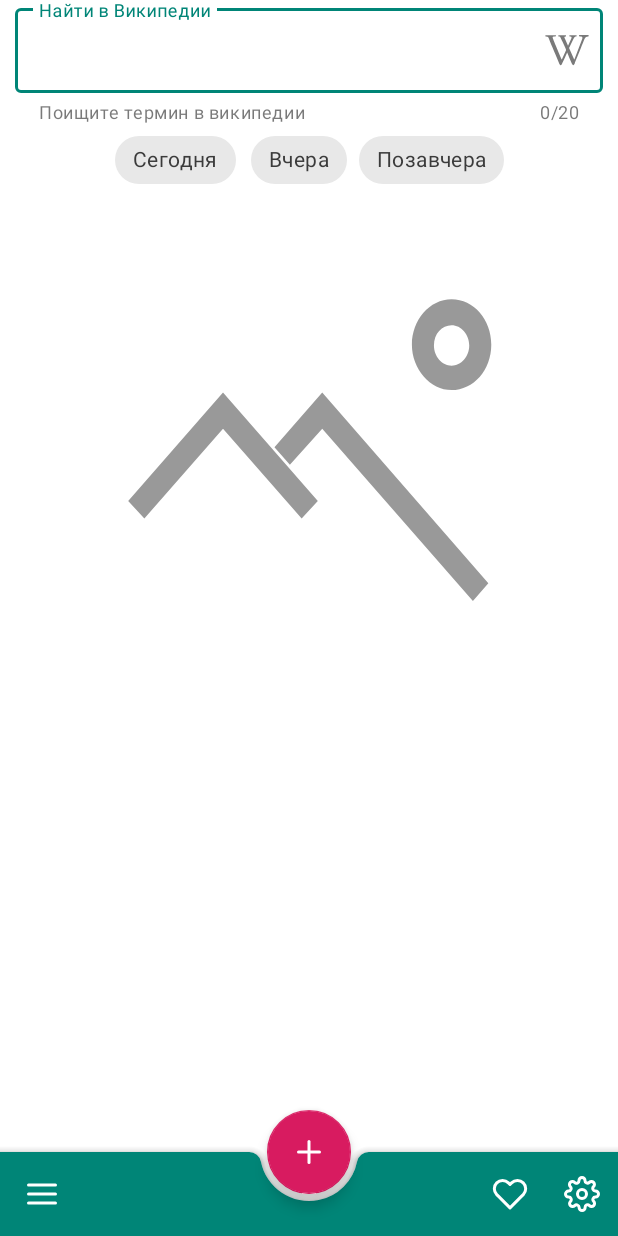
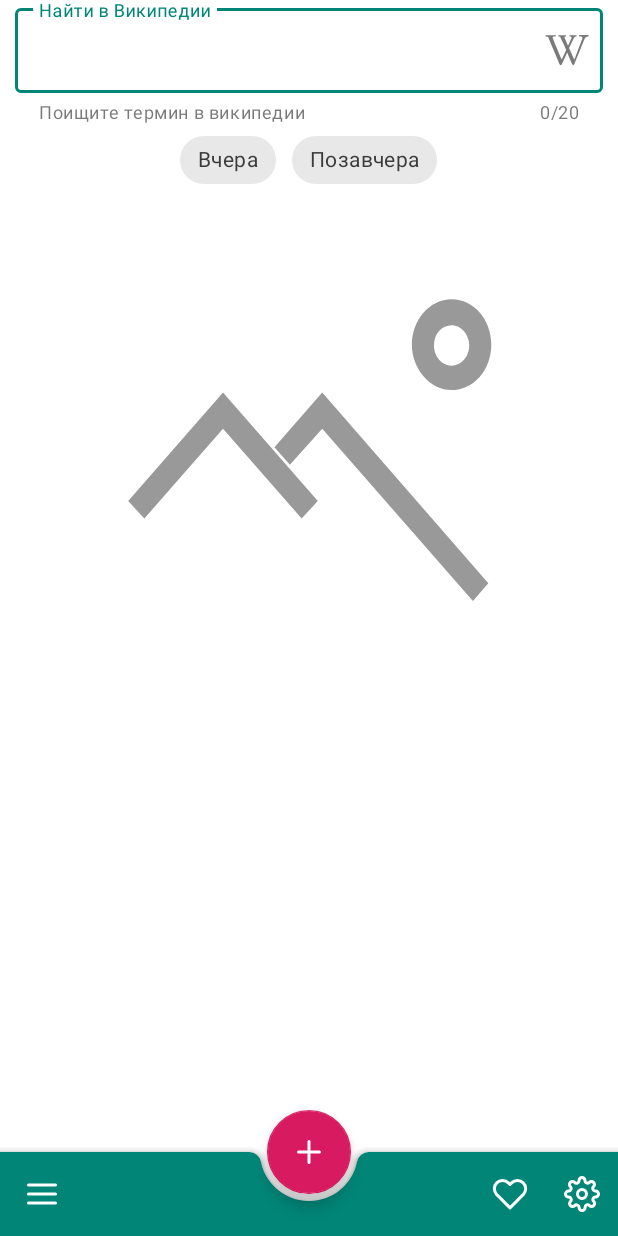
Before and after one commit to S1aks/PicOfTheDay, an Android app: the screen it shows after launch (MainActivity), on a phone screen of 412 x 824 dp. Run offline under Robolectric (Android 15) with nearby library versions, the phone set to English and light mode, and no system bars; pictures from the network do not load.

Commit message:
Homework 05

```diff
--- a/app/src/main/java/ru/s1aks/picoftheday/ui/main/MainFragment.kt
+++ b/app/src/main/java/ru/s1aks/picoftheday/ui/main/MainFragment.kt
@@ -5,11 +5,16 @@ import android.net.Uri
 import android.os.Build
 import android.os.Bundle
 import android.view.*
+import android.widget.ImageView
 import android.widget.Toast
 import androidx.annotation.RequiresApi
 import androidx.constraintlayout.widget.ConstraintLayout
 import androidx.core.content.ContextCompat
 import androidx.fragment.app.Fragment
+import androidx.transition.ChangeBounds
+import androidx.transition.ChangeImageTransform
+import androidx.transition.TransitionManager
+import androidx.transition.TransitionSet
 import coil.load
 import com.google.android.material.bottomappbar.BottomAppBar
 import com.google.android.material.bottomsheet.BottomSheetBehavior
@@ -30,7 +35,7 @@ class MainFragment : Fragment() {
         parametersOf(PODRetrofitImpl())
     }
     private lateinit var bottomSheetBehavior: BottomSheetBehavior<ConstraintLayout>
-
+    private var isExpanded = false
 
     override fun onCreateView(
         inflater: LayoutInflater, container: ViewGroup?,
@@ -49,7 +54,7 @@ class MainFragment : Fragment() {
     @RequiresApi(Build.VERSION_CODES.O)
     override fun onViewCreated(view: View, savedInstanceState: Bundle?): Unit = with(binding) {
         super.onViewCreated(view, savedInstanceState)
-        setBottomSheetBehavior(binding.bottomSheetContainer.root)
+        setBottomSheetBehavior(bottomSheetContainer.root)
         bottomSheetBehavior.addBottomSheetCallback(object :
             BottomSheetBehavior.BottomSheetCallback() {
             override fun onStateChanged(bottomSheet: View, newState: Int) {
@@ -69,16 +74,51 @@ class MainFragment : Fragment() {
         }
         setBottomAppBar(view)
         viewModel.liveData.observe(viewLifecycleOwner, { renderData(it) })
-        viewModel.getData(0)
         chipToday.setOnClickListener {
             viewModel.getData(0)
+            chipTransform(it)
         }
         chipYesterday.setOnClickListener {
             viewModel.getData(1)
+            chipTransform(it)
         }
         chipDayBeforeYesterday.setOnClickListener {
             viewModel.getData(2)
+            chipTransform(it)
         }
+        chipToday.performClick()
+        imageView.setOnClickListener {
+            isExpanded = !isExpanded
+            TransitionManager.beginDelayedTransition(
+                root, TransitionSet()
+                    .addTransition(ChangeBounds())
+                    .addTransition(ChangeImageTransform())
+            )
+            bottomSheetContainer.bottomSheetContainer.visibility = View.GONE
+            if (isExpanded) {
+                inputLayout.visibility = View.GONE
+                chipsLayout.visibility = View.GONE
+                main.layoutParams.height = ViewGroup.LayoutParams.MATCH_PARENT
+                imageView.layoutParams.height = ViewGroup.LayoutParams.MATCH_PARENT
+                imageView.scaleType = ImageView.ScaleType.CENTER_CROP
+            } else {
+                inputLayout.visibility = View.VISIBLE
+                chipsLayout.visibility = View.VISIBLE
+                main.layoutParams.height = ViewGroup.LayoutParams.WRAP_CONTENT
+                imageView.layoutParams.height = ViewGroup.LayoutParams.WRAP_CONTENT
+                imageView.scaleType = ImageView.ScaleType.FIT_CENTER
+            }
+
+        }
+
+    }
+
+    private fun chipTransform(view: View) = with(binding) {
+        TransitionManager.beginDelayedTransition(root)
+        chipToday.visibility = View.VISIBLE
+        chipYesterday.visibility = View.VISIBLE
+        chipDayBeforeYesterday.visibility = View.VISIBLE
+        view.visibility = View.GONE
     }
 
     override fun onCreateOptionsMenu(menu: Menu, inflater: MenuInflater) {
@@ -90,12 +130,9 @@ class MainFragment : Fragment() {
         when (item.itemId) {
             R.id.app_bar_fav -> toast("Favourite")
             R.id.app_bar_settings -> {
-                activity?.supportFragmentManager?.let { it
-                    .beginTransaction()
-                    .replace(R.id.container, SettingsFragment.newInstance())
-                    .addToBackStack("")
-                    .commit()
-                }
+                activity?.supportFragmentManager?.beginTransaction()
+                    ?.replace(R.id.container, SettingsFragment.newInstance())?.addToBackStack("")
+                    ?.commit()
             }
             android.R.id.home -> {
                 activity?.let {
--- a/app/src/main/res/layout/main_fragment.xml
+++ b/app/src/main/res/layout/main_fragment.xml
@@ -4,14 +4,10 @@
     android:layout_width="match_parent"
     android:layout_height="match_parent">
 
-    <androidx.core.widget.NestedScrollView
-        android:layout_width="match_parent"
-        android:layout_height="match_parent">
-
         <androidx.constraintlayout.widget.ConstraintLayout
             android:id="@+id/main"
             android:layout_width="match_parent"
-            android:layout_height="match_parent"
+            android:layout_height="wrap_content"
             android:paddingStart="10dp"
             android:paddingEnd="10dp">
 
@@ -27,7 +23,7 @@
                 app:endIconDrawable="@drawable/ic_wikipedia"
                 app:endIconMode="custom"
                 app:helperText="@string/wiki_helper_text"
-                app:layout_constraintBottom_toTopOf="@+id/chip_today"
+                app:layout_constraintBottom_toTopOf="@+id/chips_layout"
                 app:layout_constraintEnd_toEndOf="parent"
                 app:layout_constraintStart_toStartOf="parent"
                 app:layout_constraintTop_toTopOf="parent">
@@ -40,47 +36,43 @@
 
             </com.google.android.material.textfield.TextInputLayout>
 
-            <androidx.constraintlayout.widget.Group
-                android:id="@+id/chips"
-                android:layout_width="wrap_content"
+            <LinearLayout
+                android:id="@+id/chips_layout"
+                android:layout_width="match_parent"
                 android:layout_height="wrap_content"
-                app:constraint_referenced_ids="chip_today, chip_yesterday, chip_day_before_yesterday" />
+                android:gravity="center"
+                android:orientation="horizontal"
+                app:layout_constraintBottom_toTopOf="@id/image_view"
+                app:layout_constraintTop_toBottomOf="@id/input_layout">
 
                 <com.google.android.material.chip.Chip
                     android:id="@+id/chip_today"
                     style="@style/Widget.MaterialComponents.Chip.Action"
                     android:layout_width="wrap_content"
                     android:layout_height="wrap_content"
-                android:text="@string/chip_text_today"
-                app:layout_constraintHorizontal_chainStyle="packed"
-                app:layout_constraintBottom_toTopOf="@id/image_view"
-                app:layout_constraintEnd_toStartOf="@id/chip_yesterday"
-                app:layout_constraintStart_toStartOf="parent"
-                app:layout_constraintTop_toBottomOf="@id/input_layout" />
+                    android:layout_marginStart="@dimen/chip_margin"
+                    android:layout_marginEnd="@dimen/chip_margin"
+                    android:text="@string/chip_text_today" />
 
                 <com.google.android.material.chip.Chip
                     android:id="@+id/chip_yesterday"
                     style="@style/Widget.MaterialComponents.Chip.Action"
                     android:layout_width="wrap_content"
                     android:layout_height="wrap_content"
-                android:text="@string/chip_text_yesterday"
-                android:layout_marginStart="@dimen/center_chip_margin"
-                android:layout_marginEnd="@dimen/chip_center_margin"
-                app:layout_constraintBottom_toBottomOf="@id/chip_today"
-                app:layout_constraintEnd_toStartOf="@id/chip_day_before_yesterday"
-                app:layout_constraintStart_toEndOf="@id/chip_today"
-                app:layout_constraintTop_toTopOf="@id/chip_today" />
+                    android:layout_marginStart="@dimen/chip_margin"
+                    android:layout_marginEnd="@dimen/chip_margin"
+                    android:text="@string/chip_text_yesterday" />
 
                 <com.google.android.material.chip.Chip
                     android:id="@+id/chip_day_before_yesterday"
                     style="@style/Widget.MaterialComponents.Chip.Action"
                     android:layout_width="wrap_content"
                     android:layout_height="wrap_content"
-                android:text="@string/chip_text_day_before_yesterday"
-                app:layout_constraintBottom_toBottomOf="@id/chip_today"
-                app:layout_constraintEnd_toEndOf="parent"
-                app:layout_constraintStart_toEndOf="@id/chip_yesterday"
-                app:layout_constraintTop_toTopOf="@id/chip_today" />
+                    android:layout_marginStart="@dimen/chip_margin"
+                    android:layout_marginEnd="@dimen/chip_margin"
+                    android:text="@string/chip_text_day_before_yesterday" />
+
+            </LinearLayout>
 
             <ru.s1aks.picoftheday.utils.EquilateralImageView
                 android:id="@+id/image_view"
@@ -92,12 +84,12 @@
                 app:layout_constraintBottom_toBottomOf="parent"
                 app:layout_constraintEnd_toEndOf="parent"
                 app:layout_constraintStart_toStartOf="parent"
-                app:layout_constraintTop_toBottomOf="@id/chip_today"
+                app:layout_constraintTop_toBottomOf="@id/chips_layout"
                 app:srcCompat="@drawable/ic_no_photo_vector" />
 
         </androidx.constraintlayout.widget.ConstraintLayout>
 
-    </androidx.core.widget.NestedScrollView>
+
 
     <include
         android:id="@+id/bottom_sheet_container"
@@ -109,17 +101,17 @@
         android:layout_height="wrap_content"
         android:layout_gravity="bottom"
         android:backgroundTint="?attr/colorPrimary"
-        app:menu="@menu/menu_bottom_bar"
         app:fabAlignmentMode="center"
         app:hideOnScroll="true"
         app:layout_scrollFlags="scroll|enterAlways"
+        app:menu="@menu/menu_bottom_bar"
         app:navigationIcon="@drawable/ic_hamburger_menu_bottom_bar" />
 
     <com.google.android.material.floatingactionbutton.FloatingActionButton
         android:id="@+id/fab"
-        android:backgroundTint="?attr/colorAccent"
         android:layout_width="wrap_content"
         android:layout_height="wrap_content"
+        android:backgroundTint="?attr/colorAccent"
 
         android:contentDescription="@string/fab_content_description"
         app:layout_anchor="@id/bottom_app_bar"
--- a/app/src/main/res/values/dimens.xml
+++ b/app/src/main/res/values/dimens.xml
@@ -1,4 +1,4 @@
 <?xml version="1.0" encoding="utf-8"?>
 <resources>
-    <dimen name="center_chip_margin">10dp</dimen>
+    <dimen name="chip_margin">5dp</dimen>
 </resources>
```
Lines whose indentation alone changed are shown as unchanged.
